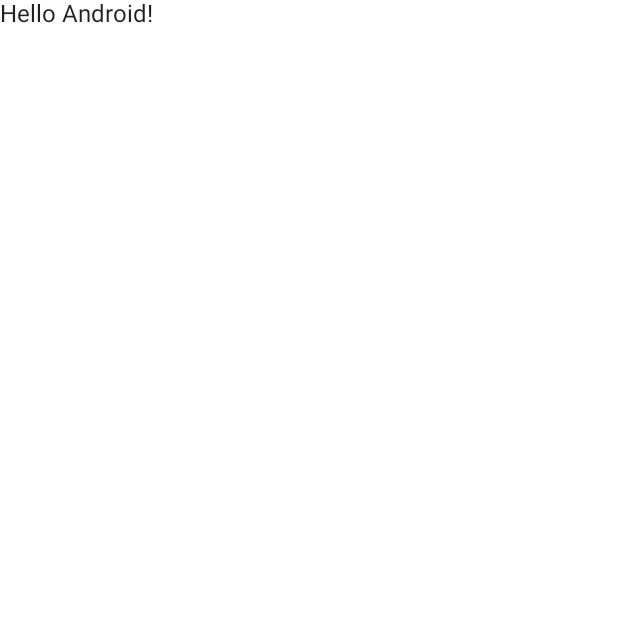
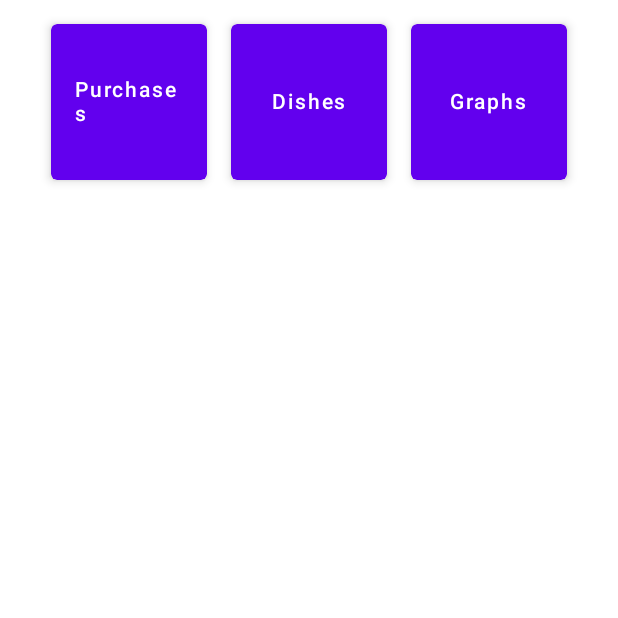
Before and after one commit to OverLordN7/SmartList, an Android app built with Jetpack Compose: the screen it shows after launch (MainActivity), on a phone screen of 412 x 824 dp, the top half of it. Before the commit the part shown is almost empty. Run offline under Robolectric (Android 15) with nearby library versions, the phone set to English and light mode, and no system bars.

Commit message:
Phase 2
*Added 3 Screens Purchases/Dishes/Graphs
*Added navigation to this screens through buttons

```diff
--- a/app/src/main/java/com/example/smartlist/MainActivity.kt
+++ b/app/src/main/java/com/example/smartlist/MainActivity.kt
@@ -10,34 +10,15 @@ import androidx.compose.material.Text
 import androidx.compose.runtime.Composable
 import androidx.compose.ui.Modifier
 import androidx.compose.ui.tooling.preview.Preview
+import com.example.smartlist.ui.SmartListApp
+import com.example.smartlist.ui.screens.HomeScreen
 import com.example.smartlist.ui.theme.SmartListTheme
 
 class MainActivity : ComponentActivity() {
     override fun onCreate(savedInstanceState: Bundle?) {
         super.onCreate(savedInstanceState)
         setContent {
-            SmartListTheme {
-                // A surface container using the 'background' color from the theme
-                Surface(
-                    modifier = Modifier.fillMaxSize(),
-                    color = MaterialTheme.colors.background
-                ) {
-                    Greeting("Android")
-                }
-            }
+            SmartListApp()
         }
     }
 }
-
-@Composable
-fun Greeting(name: String) {
-    Text(text = "Hello $name!")
-}
-
-@Preview(showBackground = true)
-@Composable
-fun DefaultPreview() {
-    SmartListTheme {
-        Greeting("Android")
-    }
-}
--- /dev/null
+++ b/app/src/main/java/com/example/smartlist/navigation/Screen.kt
@@ -0,0 +1,17 @@
+package com.example.smartlist.navigation
+
+sealed class Screen(val route: String) {
+    object HomeScreen: Screen("home_screen")
+    object PurchasesScreen: Screen("purchases_screen")
+    object DishesScreen: Screen("dishes_screen")
+    object GraphScreen: Screen("graph_screen")
+
+    fun withArgs(vararg args: String): String{
+        return buildString {
+            append(route)
+            args.forEach { arg->
+                append("/$arg")
+            }
+        }
+    }
+}
--- /dev/null
+++ b/app/src/main/java/com/example/smartlist/ui/SmartListApp.kt
@@ -0,0 +1,41 @@
+package com.example.smartlist.ui
+
+import androidx.compose.runtime.Composable
+import androidx.navigation.compose.NavHost
+import androidx.navigation.compose.composable
+import androidx.navigation.compose.rememberNavController
+import com.example.smartlist.navigation.Screen
+import com.example.smartlist.ui.screens.DishesScreen
+import com.example.smartlist.ui.screens.GraphScreen
+import com.example.smartlist.ui.screens.HomeScreen
+import com.example.smartlist.ui.screens.PurchasesScreen
+
+@Composable
+fun SmartListApp(){
+    val navController = rememberNavController()
+
+    NavHost(navController = navController, startDestination = Screen.HomeScreen.route){
+
+        //Navigate to HomeScreen screen
+        composable(route = Screen.HomeScreen.route){
+            HomeScreen(navController)
+        }
+
+        //Navigate to PurchaseScreen screen
+        composable(route = Screen.PurchasesScreen.route){
+            PurchasesScreen()
+        }
+
+        //Navigate to DishesScreen screen
+        composable(route = Screen.DishesScreen.route){
+            DishesScreen()
+        }
+
+        //Navigate to GraphScreen screen
+        composable(route = Screen.GraphScreen.route){
+            GraphScreen()
+        }
+
+
+    }
+}
--- /dev/null
+++ b/app/src/main/java/com/example/smartlist/ui/screens/HomeScreen.kt
@@ -0,0 +1,78 @@
+package com.example.smartlist.ui.screens
+
+import androidx.compose.foundation.layout.*
+import androidx.compose.material.*
+import androidx.compose.runtime.Composable
+import androidx.compose.ui.Alignment
+import androidx.compose.ui.Modifier
+import androidx.compose.ui.res.stringResource
+import androidx.compose.ui.unit.dp
+import androidx.navigation.NavController
+import com.example.smartlist.R
+import com.example.smartlist.navigation.Screen
+
+@Composable
+fun HomeScreen(
+    navController: NavController,
+    modifier: Modifier = Modifier
+){
+    Scaffold() {
+        Surface(
+            modifier = modifier
+                .padding(it)
+        ) {
+            ScreensButtonsMenu(
+                onPurchaseScreenButton = {navController.navigate(Screen.PurchasesScreen.route)},
+                onDishesScreenButton = {navController.navigate(Screen.DishesScreen.route)},
+                onGraphScreenButton = {navController.navigate(Screen.GraphScreen.route)}
+            )
+        }
+    }
+}
+
+@Composable
+private fun ScreensButtonsMenu(
+    onPurchaseScreenButton : ()->Unit,
+    onDishesScreenButton: ()->Unit,
+    onGraphScreenButton: ()->Unit,
+    modifier: Modifier = Modifier
+) {
+    Row(
+        horizontalArrangement = Arrangement.Center,
+        verticalAlignment = Alignment.CenterVertically,
+        modifier = modifier
+            .fillMaxWidth()
+            .padding(8.dp)
+    ) {
+        Card(
+            elevation = 4.dp,
+            modifier = Modifier
+                .size(120.dp)
+                .padding(8.dp)
+        ) {
+            Button(onClick = {onPurchaseScreenButton() }) {
+                Text(text = stringResource(id = R.string.purchases_screen_button))
+            }
+        }
+        Card(
+            elevation = 4.dp,
+            modifier = Modifier
+                .size(120.dp)
+                .padding(8.dp)
+        ) {
+            Button(onClick = { onDishesScreenButton() }) {
+                Text(text = stringResource(id = R.string.dishes_screen_button))
+            }
+        }
+        Card(
+            elevation = 4.dp,
+            modifier = Modifier
+                .size(120.dp)
+                .padding(8.dp)
+        ) {
+            Button(onClick = { onGraphScreenButton() }) {
+                Text(text = stringResource(id = R.string.graph_screen_button))
+            }
+        }
+    }
+}
--- a/app/src/main/res/values/strings.xml
+++ b/app/src/main/res/values/strings.xml
@@ -1,3 +1,6 @@
 <resources>
     <string name="app_name">SmartList</string>
+    <string name="purchases_screen_button">Purchases</string>
+    <string name="dishes_screen_button">Dishes</string>
+    <string name="graph_screen_button">Graphs</string>
 </resources>
```
Also changed, not shown: app/build.gradle (+23 -0 lines), app/src/main/java/com/example/smartlist/ui/screens/DishesScreen.kt (added, +24 -0 lines), app/src/main/java/com/example/smartlist/ui/screens/GraphScreen.kt (added, +24 -0 lines), app/src/main/java/com/example/smartlist/ui/screens/PurchasesScreen.kt (added, +24 -0 lines).
